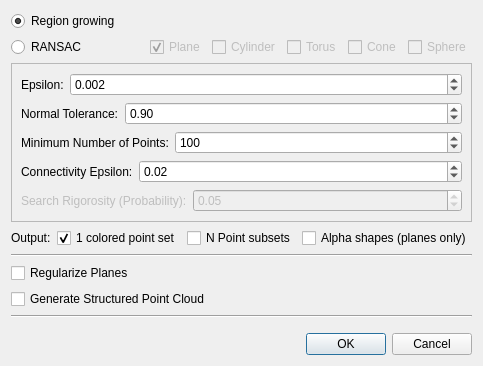
The window that Polyhedron/demo/Polyhedron/Plugins/Point_set/Point_set_shape_detection_plugin.ui (CGAL/cgal) describes before a commit, drawn with Qt 5.
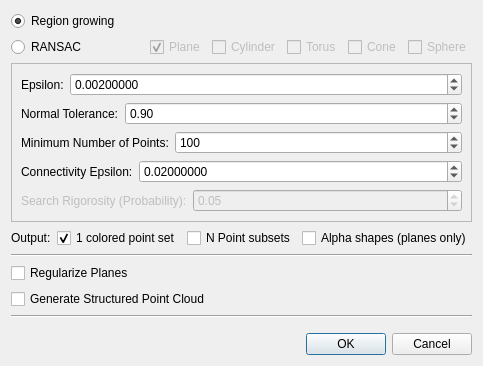
The same window after the commit.

Commit message: Increase precision of spin boxes in plugin

What changed in the file:
```diff
--- a/Polyhedron/demo/Polyhedron/Plugins/Point_set/Point_set_shape_detection_plugin.ui
+++ b/Polyhedron/demo/Polyhedron/Plugins/Point_set/Point_set_shape_detection_plugin.ui
@@ -119,7 +119,10 @@
            <string>Fitting tolerance in Euclidean distance</string>
           </property>
           <property name="decimals">
-           <number>3</number>
+           <number>8</number>
+          </property>
+          <property name="minimum">
+           <double>0.000001000000000</double>
           </property>
           <property name="maximum">
            <double>1000000.000000000000000</double>
@@ -206,7 +209,10 @@
            <string>Maximum world distance between points on a shape to be considered as connected</string>
           </property>
           <property name="decimals">
-           <number>2</number>
+           <number>8</number>
+          </property>
+          <property name="minimum">
+           <double>0.000001000000000</double>
           </property>
           <property name="maximum">
            <double>1000000.000000000000000</double>
```
